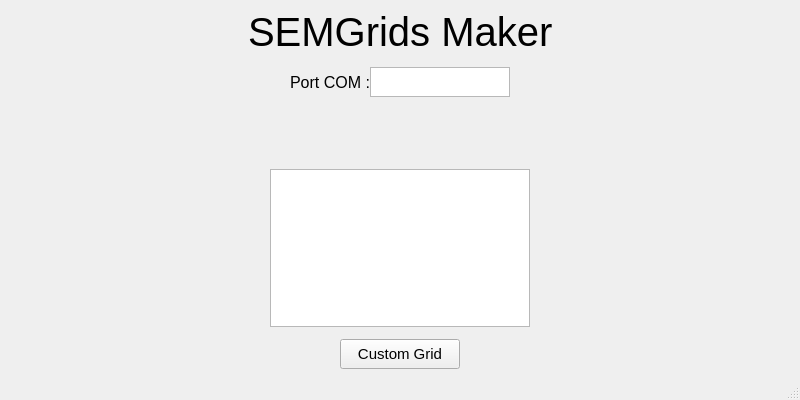
Before: the Qt Designer form SemGridsMakerPyQt/view/viewUi/main_windows.ui in guilhemelias/SemGrids-Maker, drawn with Qt 5.
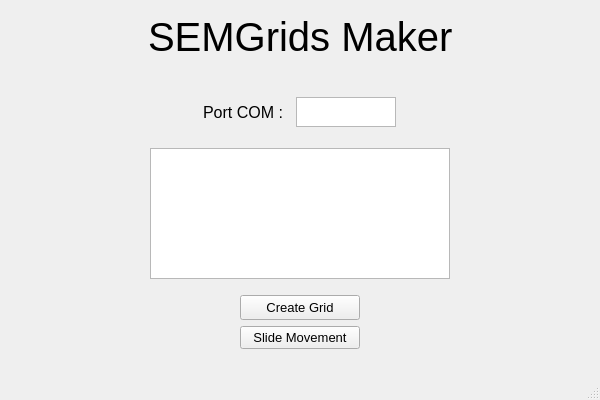
After: the same form once the commit is applied.

Commit message: [DEV] Adding program which moving only the slide, some changes on the app design

```diff
--- a/SemGridsMakerPyQt/view/viewUi/main_windows.ui
+++ b/SemGridsMakerPyQt/view/viewUi/main_windows.ui
@@ -9,27 +9,48 @@
    <rect>
     <x>0</x>
     <y>0</y>
-    <width>800</width>
+    <width>600</width>
     <height>400</height>
    </rect>
   </property>
   <property name="minimumSize">
    <size>
-    <width>800</width>
+    <width>600</width>
     <height>400</height>
    </size>
   </property>
   <property name="maximumSize">
    <size>
-    <width>800</width>
+    <width>600</width>
     <height>400</height>
    </size>
   </property>
   <property name="windowTitle">
    <string>SEMGrids Maker</string>
   </property>
+  <property name="styleSheet">
+   <string notr="true">Qframe{
+	rgb(240, 240, 240)
+}</string>
+  </property>
   <widget class="QWidget" name="centralwidget">
    <layout class="QVBoxLayout" name="verticalLayout">
+    <item>
+     <spacer name="verticalSpacer_3">
+      <property name="orientation">
+       <enum>Qt::Vertical</enum>
+      </property>
+      <property name="sizeType">
+       <enum>QSizePolicy::Preferred</enum>
+      </property>
+      <property name="sizeHint" stdset="0">
+       <size>
+        <width>20</width>
+        <height>25</height>
+       </size>
+      </property>
+     </spacer>
+    </item>
     <item>
      <layout class="QHBoxLayout" name="horizontalLayout">
       <item>
@@ -77,6 +98,9 @@
       <property name="orientation">
        <enum>Qt::Vertical</enum>
       </property>
+      <property name="sizeType">
+       <enum>QSizePolicy::Expanding</enum>
+      </property>
       <property name="sizeHint" stdset="0">
        <size>
         <width>20</width>
@@ -86,15 +110,131 @@
      </spacer>
     </item>
     <item>
+     <widget class="QWidget" name="verticalWidget" native="true">
+      <property name="styleSheet">
+       <string notr="true"/>
+      </property>
+      <layout class="QHBoxLayout" name="horizontalLayout_6">
+       <property name="spacing">
+        <number>0</number>
+       </property>
+       <property name="leftMargin">
+        <number>0</number>
+       </property>
+       <property name="topMargin">
+        <number>0</number>
+       </property>
+       <property name="rightMargin">
+        <number>0</number>
+       </property>
+       <property name="bottomMargin">
+        <number>0</number>
+       </property>
+       <item>
+        <spacer name="horizontalSpacer_7">
+         <property name="orientation">
+          <enum>Qt::Horizontal</enum>
+         </property>
+         <property name="sizeType">
+          <enum>QSizePolicy::Preferred</enum>
+         </property>
+         <property name="sizeHint" stdset="0">
+          <size>
+           <width>400</width>
+           <height>20</height>
+          </size>
+         </property>
+        </spacer>
+       </item>
+       <item>
+        <spacer name="horizontalSpacer_3">
+         <property name="orientation">
+          <enum>Qt::Horizontal</enum>
+         </property>
+         <property name="sizeHint" stdset="0">
+          <size>
+           <width>40</width>
+           <height>20</height>
+          </size>
+         </property>
+        </spacer>
+       </item>
+       <item>
+        <widget class="QFrame" name="test">
+         <layout class="QGridLayout" name="gridLayout_2">
+          <property name="leftMargin">
+           <number>10</number>
+          </property>
+          <property name="topMargin">
+           <number>10</number>
+          </property>
+          <property name="rightMargin">
+           <number>10</number>
+          </property>
+          <property name="bottomMargin">
+           <number>10</number>
+          </property>
+          <property name="spacing">
+           <number>0</number>
+          </property>
+          <item row="2" column="1">
+           <layout class="QHBoxLayout" name="horizontalLayout_2">
+            <property name="spacing">
+             <number>0</number>
+            </property>
+            <property name="sizeConstraint">
+             <enum>QLayout::SetMinimumSize</enum>
+            </property>
+            <property name="bottomMargin">
+             <number>0</number>
+            </property>
+            <item>
+             <widget class="QListWidget" name="listProgramme">
+              <property name="minimumSize">
+               <size>
+                <width>300</width>
+                <height>0</height>
+               </size>
+              </property>
+              <property name="maximumSize">
+               <size>
+                <width>250</width>
+                <height>150</height>
+               </size>
+              </property>
+             </widget>
+            </item>
+           </layout>
+          </item>
+          <item row="0" column="1">
+           <widget class="QFrame" name="portComLayout">
      <layout class="QHBoxLayout" name="horizontalLayout_3">
       <property name="spacing">
        <number>0</number>
       </property>
+             <property name="sizeConstraint">
+              <enum>QLayout::SetNoConstraint</enum>
+             </property>
+             <property name="leftMargin">
+              <number>0</number>
+             </property>
+             <property name="topMargin">
+              <number>1</number>
+             </property>
+             <property name="rightMargin">
+              <number>0</number>
+             </property>
+             <property name="bottomMargin">
+              <number>1</number>
+             </property>
       <item>
-       <spacer name="horizontalSpacer_2">
+              <spacer name="horizontalSpacer_10">
         <property name="orientation">
          <enum>Qt::Horizontal</enum>
         </property>
+               <property name="sizeType">
+                <enum>QSizePolicy::Maximum</enum>
+               </property>
         <property name="sizeHint" stdset="0">
          <size>
           <width>40</width>
@@ -107,16 +247,16 @@
        <widget class="QLabel" name="label_4">
         <property name="minimumSize">
          <size>
+                 <width>60</width>
+                 <height>30</height>
+                </size>
+               </property>
+               <property name="maximumSize">
+                <size>
           <width>80</width>
           <height>30</height>
          </size>
         </property>
-        <property name="maximumSize">
-         <size>
-          <width>120</width>
-          <height>30</height>
-         </size>
-        </property>
         <property name="font">
          <font>
           <pointsize>12</pointsize>
@@ -131,13 +271,13 @@
        <widget class="QTextEdit" name="editCom">
         <property name="minimumSize">
          <size>
-          <width>140</width>
+                 <width>60</width>
           <height>30</height>
          </size>
         </property>
         <property name="maximumSize">
          <size>
-          <width>120</width>
+                 <width>100</width>
           <height>30</height>
          </size>
         </property>
@@ -155,10 +295,13 @@
        </widget>
       </item>
       <item>
-       <spacer name="horizontalSpacer_3">
+              <spacer name="horizontalSpacer_11">
         <property name="orientation">
          <enum>Qt::Horizontal</enum>
         </property>
+               <property name="sizeType">
+                <enum>QSizePolicy::Maximum</enum>
+               </property>
         <property name="sizeHint" stdset="0">
          <size>
           <width>40</width>
@@ -168,8 +311,9 @@
        </spacer>
       </item>
      </layout>
-    </item>
-    <item>
+           </widget>
+          </item>
+          <item row="1" column="1">
      <layout class="QHBoxLayout" name="horizontalLayout_5">
       <item>
        <spacer name="horizontalSpacer_5">
@@ -181,7 +325,7 @@
         </property>
         <property name="sizeHint" stdset="0">
          <size>
-          <width>40</width>
+                <width>120</width>
           <height>20</height>
          </size>
         </property>
@@ -191,13 +335,13 @@
        <widget class="QLabel" name="labelErrorCom">
         <property name="minimumSize">
          <size>
-          <width>390</width>
+                <width>200</width>
           <height>0</height>
          </size>
         </property>
         <property name="maximumSize">
          <size>
-          <width>400</width>
+                <width>200</width>
           <height>16777215</height>
          </size>
         </property>
@@ -209,149 +353,110 @@
         </property>
        </widget>
       </item>
-      <item>
-       <spacer name="horizontalSpacer_6">
-        <property name="orientation">
-         <enum>Qt::Horizontal</enum>
-        </property>
-        <property name="sizeType">
-         <enum>QSizePolicy::Maximum</enum>
-        </property>
-        <property name="sizeHint" stdset="0">
-         <size>
-          <width>20</width>
-          <height>20</height>
-         </size>
-        </property>
-       </spacer>
-      </item>
-     </layout>
-    </item>
-    <item>
-     <layout class="QGridLayout" name="gridLayout_2">
-      <item row="1" column="0">
-       <layout class="QHBoxLayout" name="horizontalLayout_2">
-        <item>
-         <spacer name="horizontalSpacer_10">
-          <property name="orientation">
-           <enum>Qt::Horizontal</enum>
-          </property>
-          <property name="sizeHint" stdset="0">
-           <size>
-            <width>40</width>
-            <height>20</height>
-           </size>
-          </property>
-         </spacer>
-        </item>
-        <item>
-         <widget class="QListWidget" name="listProgramme"/>
-        </item>
-        <item>
-         <spacer name="horizontalSpacer_11">
-          <property name="orientation">
-           <enum>Qt::Horizontal</enum>
-          </property>
-          <property name="sizeHint" stdset="0">
-           <size>
-            <width>40</width>
-            <height>20</height>
-           </size>
-          </property>
-         </spacer>
-        </item>
        </layout>
       </item>
       <item row="0" column="0">
-       <spacer name="verticalSpacer_3">
+           <spacer name="horizontalSpacer_2">
         <property name="orientation">
-         <enum>Qt::Vertical</enum>
-        </property>
-        <property name="sizeType">
-         <enum>QSizePolicy::Fixed</enum>
+             <enum>Qt::Horizontal</enum>
         </property>
         <property name="sizeHint" stdset="0">
          <size>
-          <width>20</width>
-          <height>40</height>
+              <width>40</width>
+              <height>20</height>
          </size>
         </property>
        </spacer>
       </item>
      </layout>
+        </widget>
     </item>
     <item>
-     <spacer name="verticalSpacer_2">
+        <spacer name="horizontalSpacer_12">
       <property name="orientation">
-       <enum>Qt::Vertical</enum>
+          <enum>Qt::Horizontal</enum>
+         </property>
+         <property name="sizeType">
+          <enum>QSizePolicy::Preferred</enum>
       </property>
       <property name="sizeHint" stdset="0">
        <size>
-        <width>20</width>
-        <height>40</height>
+           <width>400</width>
+           <height>20</height>
        </size>
       </property>
      </spacer>
+       </item>
+      </layout>
+     </widget>
     </item>
     <item>
      <layout class="QHBoxLayout" name="horizontalLayout_4">
-      <item>
-       <spacer name="horizontalSpacer">
-        <property name="orientation">
-         <enum>Qt::Horizontal</enum>
-        </property>
-        <property name="sizeHint" stdset="0">
-         <size>
-          <width>40</width>
-          <height>20</height>
-         </size>
-        </property>
-       </spacer>
-      </item>
       <item>
        <widget class="QPushButton" name="customButton">
         <property name="minimumSize">
          <size>
           <width>120</width>
-          <height>30</height>
+          <height>25</height>
          </size>
         </property>
+        <property name="maximumSize">
+         <size>
+          <width>100</width>
+          <height>16777215</height>
+         </size>
+        </property>
         <property name="font">
          <font>
-          <pointsize>11</pointsize>
+          <pointsize>10</pointsize>
          </font>
         </property>
         <property name="text">
-         <string>Custom Grid</string>
+         <string>Create Grid</string>
         </property>
        </widget>
       </item>
+     </layout>
+    </item>
       <item>
-       <spacer name="horizontalSpacer_4">
+     <layout class="QHBoxLayout" name="horizontalLayout_7">
+      <item>
+       <widget class="QPushButton" name="slideButton">
+        <property name="maximumSize">
+         <size>
+          <width>120</width>
+          <height>16777215</height>
+         </size>
+        </property>
+        <property name="font">
+         <font>
+          <pointsize>10</pointsize>
+         </font>
+        </property>
+        <property name="text">
+         <string>Slide Movement</string>
+        </property>
+       </widget>
+      </item>
+     </layout>
+    </item>
+    <item>
+     <spacer name="verticalSpacer_5">
         <property name="orientation">
-         <enum>Qt::Horizontal</enum>
+       <enum>Qt::Vertical</enum>
+      </property>
+      <property name="sizeType">
+       <enum>QSizePolicy::Maximum</enum>
         </property>
         <property name="sizeHint" stdset="0">
          <size>
-          <width>40</width>
-          <height>20</height>
+        <width>20</width>
+        <height>40</height>
          </size>
         </property>
        </spacer>
       </item>
      </layout>
-    </item>
-   </layout>
-  </widget>
-  <widget class="QMenuBar" name="menubar">
-   <property name="geometry">
-    <rect>
-     <x>0</x>
-     <y>0</y>
-     <width>800</width>
-     <height>21</height>
-    </rect>
-   </property>
   </widget>
   <widget class="QStatusBar" name="statusbar"/>
  </widget>
```
Lines whose indentation alone changed are shown as unchanged. The commit also changes 13 other files.
